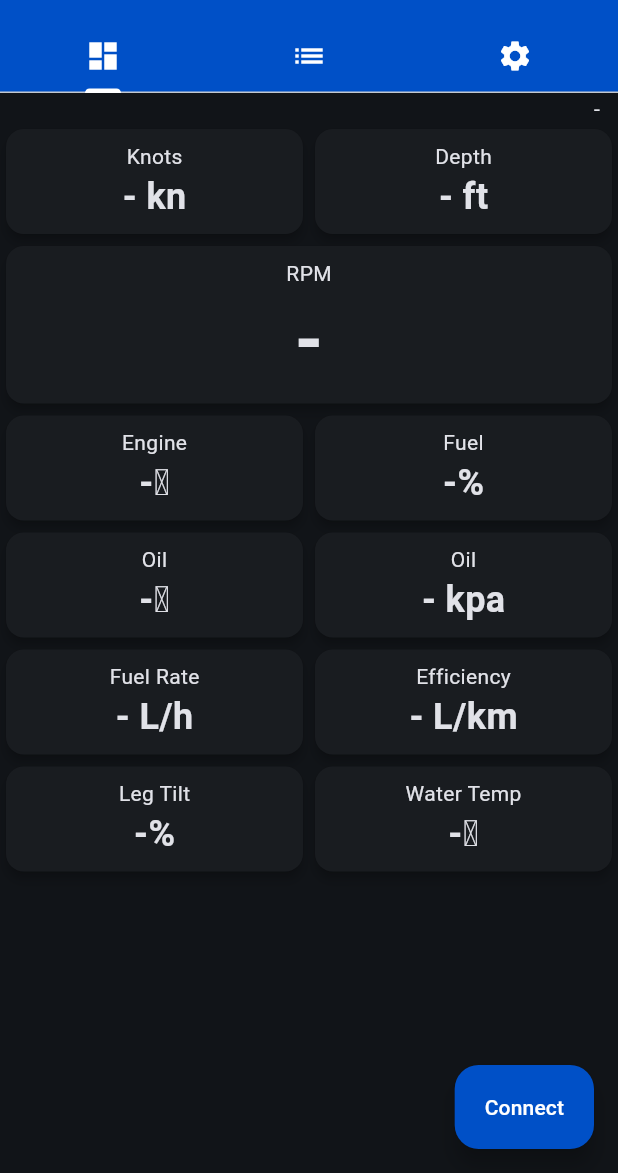
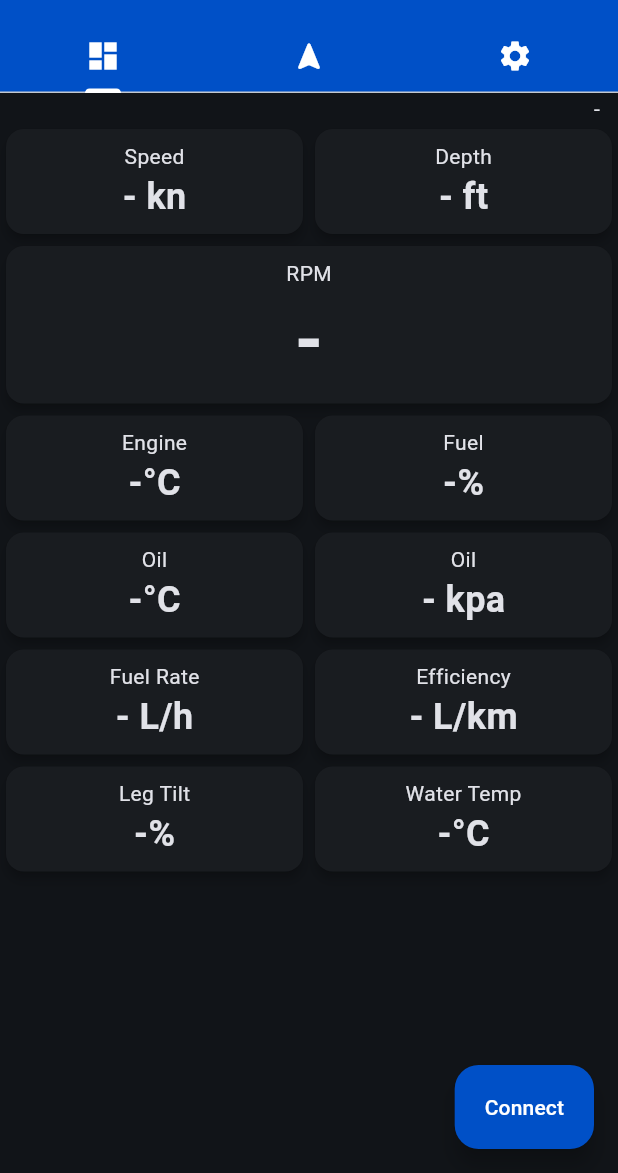
Before and after one commit to agk1190/NMEATrax-App, a Flutter app: the screen it shows after launch, on a phone screen of 412 x 824 dp, the part 63-1236 px from its top. Run offline on Flutter 3.47's test engine with Material 3 defaults, Android fonts, the light colour scheme and no system bars; our stand-ins replace csv, file_picker, flutter_map, latlong2, permission_handler, settings_ui and 1 more; missing offline and left inert: dart_ping, gpx, keep_screen_on.

Commit message:
Updated dashboard pages

```diff
--- a/lib/downloads.dart
+++ b/lib/downloads.dart
@@ -62,7 +62,7 @@
           mainAxisAlignment: MainAxisAlignment.start,
           children: [
             const Text("Tap on the file you wish to download"),
-            ButtonBar(
+            OverflowBar(
               alignment: MainAxisAlignment.center,
               children: [
                 ElevatedButton(
--- a/lib/live.dart
+++ b/lib/live.dart
@@ -26,10 +26,10 @@
 
 class _LivePageState extends State<LivePage> {
 
-  Map<String, dynamic> nmeaData = {"rpm": "-273", "eTemp": "-273", "oTemp": "-273", "oPres": "-273", "fuelRate": "-273", "fLevel": "-273", "efficiency": "-273", "legTilt": "-273", "speed": "-273", "heading": "-273", "depth": "-273", "wTemp": "-273", "battV": "-273", "eHours": "-273", "gear": "-", "lat": "-273", "lon": "-273", "magVar": "-273", "time": "-273", "evcErrorMsg": "-"};
-  Map<String, dynamic> ntOptions = {"recInt":0, "recMode":0};
+  // Map<String, dynamic> nmeaData = {"rpm": "-273", "eTemp": "-273", "oTemp": "-273", "oPres": "-273", "fuelRate": "-273", "fLevel": "-273", "efficiency": "-273", "legTilt": "-273", "speed": "-273", "heading": "-273", "depth": "-273", "wTemp": "-273", "battV": "-273", "eHours": "-273", "gear": "-", "lat": "-273", "lon": "-273", "magVar": "-273", "time": "-273", "evcErrorMsg": "-"};
+  Map<String, dynamic> ntOptions = {"recInt":0, "recMode":0, "buildDate":""};
   Map<num, String> recModeEnum = {0:"Off", 1:"On", 2:"Auto by Speed", 3:"Auto by RPM", 4:"Auto by Speed", 5:"Auto by RPM"};
-  List<String> evcErrorList = List.empty();
+  // List<String> evcErrorList = List.empty();
   final Future<SharedPreferences> _prefs = SharedPreferences.getInstance();
   final List<String> recModeOptions = <String>['Off', 'On', 'Auto by Speed', 'Auto by RPM'];
   late StreamSubscription<String> subscription;
@@ -46,6 +46,7 @@
   TransmissionData transmissionData = TransmissionData(id: 0);
   DepthData depthData = DepthData(id: 0);
   TemperatureData temperatureData = TemperatureData(id: 0);
+  String? webSocketStatus;
 
   Future<void> savePrefs() async {
     final SharedPreferences prefs = await _prefs;
@@ -139,27 +140,21 @@
         } on SocketException {
           setState(() {
             channel = null;
-            nmeaData['rpm'] = 'No Websocket';
+            webSocketStatus = 'No Websocket';
           });
           return;
         } on WebSocketChannelException {
           setState(() {
             channel = null;
-            nmeaData['rpm'] = 'No Websocket';
+            webSocketStatus = 'No Websocket';
           });
           return;
         }
 
         channel!.stream.listen((message) {
-          print(message);
-          // Map<String, dynamic> testData = jsonDecode(message);
-          // Map<String, dynamic> data = testData.values.last;
+          // print(message);
           String msgId = jsonDecode(message).values.first;
           Map<String, dynamic> data = jsonDecode(message).values.last;
-          // print(data['rpm'] is int ? data['rpm'] as int : 0);
-          // print(data['tilt'] is int ? data['tilt'] as int : 0);
-          // nmeaData['rpm'] = (data['rpm'] is int ? data['rpm'] as int : '-').toString();
-          // nmeaData['legTilt'] = (data['tilt'] is int ? data['tilt'] as int : '-').toString();
 
           switch (msgId) {
             case '127488':
@@ -183,34 +178,16 @@
             case '128267':
               depthData = depthData.updateFromJson(data);
               break;
+            case '161616':
+              engineData = engineData.updateErrorsFromJson(data);
+              break;
             default:
           }
 
-          setState(() {});
+          setState(() {
+            lastDataReceived = DateTime.now();
+          });
 
-          return;
-          int i = 0;
-          if (message.toString().substring(2, 5) != "rpm") {
-          } else {
-            setState(() {
-              lastDataReceived = DateTime.now();  // Update the last data received time
-              nmeaData = jsonDecode(message);
-              for (String element in nmeaData.values) {
-                try {
-                  if (element.substring(0, 4) == "-273") {
-                    String key = nmeaData.keys.elementAt(i);
-                    nmeaData[key] = '-';
-                  }
-                } on RangeError {
-                  // do nothing
-                }
-                i++;
-              }
-              evcErrorList = nmeaData["evcErrorMsg"].toString().split(', ');
-              if (nmeaData['time'] == '0') {nmeaData['time'] = '-';}
-              if (nmeaData['eHours'] == '0') {nmeaData['eHours'] = '-';}
-            });
-          }
         });
         setState(() {
           getOptions();
@@ -222,7 +199,6 @@
       } else {
         setState(() {
           channel = null;
-          nmeaData['rpm'] = 'Bad IP';
         });
       }
     }
@@ -236,10 +212,11 @@
       channel = null;
       setState(() {
         if (Platform.isAndroid) {KeepScreenOn.turnOff();}
-        nmeaData.updateAll((key, value) => value = "-");
-        evcErrorList = List.empty();
+        // nmeaData.updateAll((key, value) => value = "-");
+        // evcErrorList = List.empty();
         webSocketTimer?.cancel();
         reconnectTimer?.cancel();
+        clearData();
       });
     }
   }
@@ -268,7 +245,7 @@
                 reconnectTimer!.cancel();
                 webSocketTimer!.cancel();
                 Navigator.of(context).pop();
-                nmeaData['rpm'] = '-';
+                clearData();
               },
               child: Text("Cancel", style: TextStyle(color: Theme.of(context).colorScheme.onPrimary),)
             )
@@ -286,7 +263,7 @@
             Navigator.of(context).pop();
           }
           reconnectTimer!.cancel();
-          nmeaData['rpm'] = '-';
+          clearData();
         });
       }
     },);
@@ -307,18 +284,19 @@
     });
   }
 
+  void clearData() {
+    engineData = EngineData(id: 0);
+    gpsData = GpsData(id: 0);
+    fluidLevel = FluidLevel(id: 0);
+    transmissionData = TransmissionData(id: 0);
+    depthData = DepthData(id: 0);
+    temperatureData = TemperatureData(id: 0);
+  }
+
   @override
   void initState() {
     getPrefs();
     super.initState();
-    int i = 0;
-    for (var element in nmeaData.values) {
-      if (element == "-273" || element == "-273.0" || element == "-273.00") {
-        var key = nmeaData.keys.elementAt(i);
-        nmeaData[key] = '-';
-      }
-      i++;
-    }
     setState(() {});
   }
 
@@ -422,7 +400,7 @@
               indicatorColor: Colors.white,
               tabs: [
                 Tab(icon: Icon(Icons.dashboard, color: Colors.white)),
-                Tab(icon: Icon(Icons.list, color: Colors.white)),
+                Tab(icon: Icon(Icons.navigation_rounded, color: Colors.white)),
                 Tab(icon: Icon(Icons.settings, color: Colors.white)),
               ],
             ),
@@ -443,91 +421,66 @@
                       ),
                     ),
                     Visibility(
-                      visible: evcErrorList.isNotEmpty && evcErrorList.length > 1,
-                      child: SizedBox(
-                        height: 50,
-                        child: ListView.builder(
-                          scrollDirection: Axis.horizontal,
-                          shrinkWrap: true,
-                          itemCount: evcErrorList.length,
-                          itemBuilder: (lcontext, index) {
-                            return Padding(
-                              padding: const EdgeInsets.fromLTRB(8, 8, 2, 8),
-                              child: Chip(
-                                elevation: 4,
-                                label: Text(evcErrorList.elementAt(index)),
-                                backgroundColor: Theme.of(context).colorScheme.surface,
-                                labelStyle: const TextStyle(color: Colors.red),
-                                side: const BorderSide(color: Colors.red),
-                              ),
-                            );
-                          },
-                        ),
-                      ),
+                      visible: engineData.errors != null && engineData.errors!.isNotEmpty,
+                      child: engineStatusChips(),
                     ),
-                    Row(
-                      mainAxisAlignment: MainAxisAlignment.center,
-                      children: [
-                        Expanded(child: SizedNMEABox(value: returnAfterConversion(gpsData.speedOverGround, ConversionType.speed), title: "Knots", unit: UnitFunctions.unitFor(ConversionType.speed), mainContext: context,)),
-                        Expanded(child: SizedNMEABox(value: returnAfterConversion(depthData.depth, ConversionType.depth), title: "Depth", unit: UnitFunctions.unitFor(ConversionType.depth), mainContext: context,)),
-                      ],
-                    ),
-                    Row(
-                      mainAxisAlignment: MainAxisAlignment.center,
-                      children: [
-                        Expanded(child: SizedNMEABox(value: returnAfterConversion(engineData.rpm, ConversionType.none), title: "RPM", unit: "", fontSize: 48, mainContext: context,),),
-                      ],
-                    ),
-                    Row(
-                      mainAxisAlignment: MainAxisAlignment.center,
-                      children: [
-                        Expanded(child: SizedNMEABox(value: returnAfterConversion(engineData.coolantTemp, ConversionType.temp), title: "Engine", unit: UnitFunctions.unitFor(ConversionType.temp, leadingSpace: false), mainContext: context,),),
-                        Expanded(child: SizedNMEABox(value: returnAfterConversion(fluidLevel.level, ConversionType.none), title: "Fuel", unit: "%", mainContext: context,),),
-                      ],
-                    ),
-                    Row(
-                      mainAxisAlignment: MainAxisAlignment.center,
-                      children: [
-                        Expanded(child: SizedNMEABox(value: returnAfterConversion(engineData.oilTemp, ConversionType.temp), title: "Oil", unit: UnitFunctions.unitFor(ConversionType.temp, leadingSpace: false), mainContext: context,),),
-                        Expanded(child: SizedNMEABox(value: returnAfterConversion(engineData.oilPres, ConversionType.pressure), title: "Oil", unit: UnitFunctions.unitFor(ConversionType.pressure), mainContext: context,),),
-                      ],
-                    ),
-                    Row(
-                      mainAxisAlignment: MainAxisAlignment.center,
-                      children: [
-                        Expanded(child: SizedNMEABox(value: returnAfterConversion(engineData.fuelRate, ConversionType.fuelRate), title: "Fuel Rate", unit: UnitFunctions.unitFor(ConversionType.fuelRate), mainContext: context,),),
-                        Expanded(child: SizedNMEABox(value: returnAfterConversion(engineData.efficieny, ConversionType.fuelEfficiency), title: "Efficiency", unit: UnitFunctions.unitFor(ConversionType.fuelEfficiency), mainContext: context,),),
-                      ],
-                    ),
-                    Row(
-                      mainAxisAlignment: MainAxisAlignment.center,
-                      children: [
-                        Expanded(child: SizedNMEABox(value: returnAfterConversion(engineData.legTilt, ConversionType.none), title: "Leg Tilt", unit: "%", mainContext: context,),),
-                        Expanded(child: SizedNMEABox(value: returnAfterConversion(temperatureData.actualTemp, ConversionType.wTemp), title: "Water Temp", unit: UnitFunctions.unitFor(ConversionType.wTemp, leadingSpace: false), mainContext: context,),),
-                      ],
-                    ),
+                    NMEAdataRow(mainContext: context, boxes: [
+                      SizedNMEABox(value: returnAfterConversion(gpsData.speedOverGround, ConversionType.speed), title: "Speed", unit: UnitFunctions.unitFor(ConversionType.speed), mainContext: context,),
+                      SizedNMEABox(value: returnAfterConversion(depthData.depth, ConversionType.depth), title: "Depth", unit: UnitFunctions.unitFor(ConversionType.depth), mainContext: context,),
+                    ]),
+                    NMEAdataRow(mainContext: context, boxes: [
+                      SizedNMEABox(value: returnAfterConversion(engineData.rpm, ConversionType.none), title: "RPM", unit: "", fontSize: 48, mainContext: context,),
+                    ]),
+                    NMEAdataRow(mainContext: context, boxes: [
+                      SizedNMEABox(value: returnAfterConversion(engineData.coolantTemp, ConversionType.temp), title: "Engine", unit: UnitFunctions.unitFor(ConversionType.temp, leadingSpace: false), mainContext: context,),
+                      SizedNMEABox(value: returnAfterConversion(fluidLevel.level, ConversionType.none), title: "Fuel", unit: "%", mainContext: context,),
+                    ]),
+                    NMEAdataRow(mainContext: context, boxes: [
+                      SizedNMEABox(value: returnAfterConversion(engineData.oilTemp, ConversionType.temp), title: "Oil", unit: UnitFunctions.unitFor(ConversionType.temp, leadingSpace: false), mainContext: context,),
+                      SizedNMEABox(value: returnAfterConversion(engineData.oilPres, ConversionType.pressure), title: "Oil", unit: UnitFunctions.unitFor(ConversionType.pressure), mainContext: context,),
+                    ]),
+                    NMEAdataRow(mainContext: context, boxes: [
+                      SizedNMEABox(value: returnAfterConversion(engineData.fuelRate, ConversionType.fuelRate), title: "Fuel Rate", unit: UnitFunctions.unitFor(ConversionType.fuelRate), mainContext: context,),
+                      SizedNMEABox(value: returnAfterConversion(engineData.efficieny, ConversionType.fuelEfficiency), title: "Efficiency", unit: UnitFunctions.unitFor(ConversionType.fuelEfficiency), mainContext: context,),
+                    ]),
+                    NMEAdataRow(mainContext: context, boxes: [
+                      SizedNMEABox(value: returnAfterConversion(engineData.legTilt, ConversionType.none), title: "Leg Tilt", unit: "%", mainContext: context,),
+                      SizedNMEABox(value: returnAfterConversion(temperatureData.actualTemp, ConversionType.wTemp), title: "Water Temp", unit: UnitFunctions.unitFor(ConversionType.wTemp, leadingSpace: false), mainContext: context,),
+                    ]),
                   ],
                 ),
               ),
               SingleChildScrollView(
-                child: ListView.builder(
-                  physics: const NeverScrollableScrollPhysics(),
-                  shrinkWrap: true,
-                  itemCount: nmeaData.keys.length,
-                  itemBuilder: (BuildContext lcontext, int index) {
-                    return Container(
-                      decoration: BoxDecoration(
-                        border: Border(bottom: BorderSide(color: Theme.of(context).dividerColor)),
+                child: Column(
+                  children: [
+                    Padding(
+                      padding: const EdgeInsets.fromLTRB(8, 0, 12, 0),
+                      child: Row(
+                        mainAxisAlignment: MainAxisAlignment.end,
+                        children: [
+                          displayTimeStamp(),
+                        ],
                       ),
-                      child: Row(
-                          mainAxisAlignment: MainAxisAlignment.center,
-                          children: [
-                            Expanded(child: Text(nmeaData.keys.elementAt(index), textAlign: TextAlign.right, style: TextStyle(color: Theme.of(context).colorScheme.onSurface))),
-                            Expanded(child: Text(" ${nmeaData.values.elementAt(index)}", textAlign: TextAlign.left, style: TextStyle(fontWeight: FontWeight.bold, color: Theme.of(context).colorScheme.onSurface),))
-                          ],
-                        ),
-                    );
-                  },
+                    ),
+                    NMEAdataRow(mainContext: context, boxes: [
+                      SizedNMEABox(value: returnAfterConversion(gpsData.latitude, ConversionType.none), title: "Latitude", unit: "°", mainContext: context,),
+                      SizedNMEABox(value: returnAfterConversion(gpsData.longitude, ConversionType.none), title: "Longitude", unit: "°", mainContext: context,),
+                    ]),
+                    NMEAdataRow(mainContext: context, boxes: [
+                      SizedNMEABox(value: returnAfterConversion(transmissionData.gear, ConversionType.none), title: "Gear", unit: "", mainContext: context),
+                    ]),
+                    NMEAdataRow(mainContext: context, boxes: [
+                      SizedNMEABox(value: returnAfterConversion(gpsData.speedOverGround, ConversionType.speed), title: "Speed", unit: UnitFunctions.unitFor(ConversionType.speed), mainContext: context,),
+                      SizedNMEABox(value: returnAfterConversion(gpsData.courseOverGround, ConversionType.none), title: "Course", unit: "°", mainContext: context,),
+                    ]),
+                    NMEAdataRow(mainContext: context, boxes: [
+                      SizedNMEABox(value: returnAfterConversion(engineData.voltage, ConversionType.none), title: "Voltage", unit: " V", mainContext: context,),
+                      SizedNMEABox(value: returnAfterConversion(gpsData.magneticVariation, ConversionType.none), title: "Magnetic Variation", unit: "°", mainContext: context,),
+                    ]),
+                    NMEAdataRow(mainContext: context, boxes: [
+                      SizedNMEABox(value: returnAfterConversion(engineData.hours, ConversionType.none), title: "Engine Hours", unit: " h", mainContext: context,),
+                    ]),
+                  ],
                 ),
               ),
               SingleChildScrollView(
@@ -758,7 +711,7 @@
                     ),
                     const SizedBox(height: 15,),
                     Visibility(
-                      visible: nmeaData['buildDate'] != null,
+                      visible: ntOptions['buildDate'] != null,
                       child: Padding(
                         padding: const EdgeInsets.all(8),
                         child: Text("Firmware built on ${ntOptions["buildDate"]}", style: TextStyle(color: Theme.of(context).colorScheme.onSurface),),
@@ -775,7 +728,6 @@
                 disconnectWebSocket();
               } else {
                 showConnectDialog(context, "IP Address");
-                nmeaData['rpm'] = '-';
               }
             },
             label: channel != null ? const Text("Disconnect", style: TextStyle(color: Colors.white)) : const Text("Connect", style: TextStyle(color: Colors.white)),
@@ -786,22 +738,60 @@
     );
   }
 
+  engineStatusChips() {
+    // if (engineData.errors != null) {
+    //   return Padding(
+    //     padding: const EdgeInsets.all(8.0),
+    //     child: Wrap(
+    //       spacing: 8.0,
+    //       children: engineData.errors!.map((error) {
+    //         return Chip(
+    //           label: Text(error),
+    //           backgroundColor: Theme.of(context).colorScheme.surface,
+    //           labelStyle: const TextStyle(color: Colors.red),
+    //           side: const BorderSide(color: Colors.red),
+    //         );
+    //       }).toList(),
+    //     ),
+    //   );
+    // } else {
+    //   return const Text('');
+    // }
+    if (engineData.errors != null) {
+    return SizedBox(
+      height: 50,
+      child: ListView.builder(
+        scrollDirection: Axis.horizontal,
+        shrinkWrap: true,
+        itemCount: engineData.errors!.length,
+        itemBuilder: (lcontext, index) {
+          return Padding(
+            padding: const EdgeInsets.fromLTRB(8, 8, 2, 8),
+            child: Chip(
+              elevation: 4,
+              label: Text(engineData.errors!.elementAt(index)),
+              backgroundColor: Theme.of(context).colorScheme.surface,
+              labelStyle: const TextStyle(color: Colors.red),
+              side: const BorderSide(color: Colors.red),
+            ),
+          );
+        },
+      ));
+    } else {
+      return const Text('');
+    }
+  }
+
   Text displayTimeStamp() {
     if (gpsData.unixTime == null) {
       return Text('-', style: TextStyle(color: Theme.of(context).colorScheme.onSurface));
     } else {
-      // try {
-      //   int.parse(nmeaData['time']);
-      // } catch (e) {
-      //   return Text('-', style: TextStyle(color: Theme.of(context).colorScheme.onSurface));
-      // }
       return Text(DateFormat('h:mm:ss a EEE MMM dd yyyy').format(DateTime.fromMillisecondsSinceEpoch(gpsData.unixTime! * 1000, isUtc: false)), style: TextStyle(color: Theme.of(context).colorScheme.onSurface),);
     }
   }
 
   String returnAfterConversion(dynamic data, ConversionType type) {
     if (data == -273) {return '-';}
-    // double value = double.parse(data);
     if (data == null) {return '-';}
     double value;
     if (data is int) {
@@ -836,7 +826,6 @@
         switch (speedUnit) {
           case SpeedUnit.km:
             return (value*3.6).toStringAsFixed(2);
-            // return round(value * 3.6, decimals: 2).toString();
           case SpeedUnit.kn:
             return (value * (3600/1852)).toStringAsFixed(2);
           case SpeedUnit.mi:
```
Also changed, not shown: lib/classes.dart (+107 -10 lines), 1 other file.
